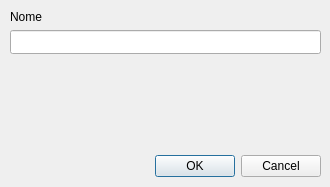
First picture: the form in dialogs/point.ui, repository cragapito/qtkamal, before the edit.
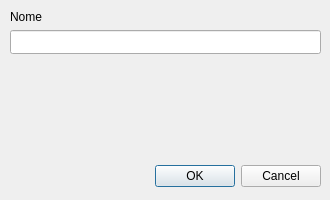
Second picture: the form after the edit. Icons and pictures are not drawn. Custom widgets are drawn as their Qt base class.

Patch:
```diff
--- a/dialogs/point.ui
+++ b/dialogs/point.ui
@@ -7,7 +7,7 @@
     <x>0</x>
     <y>0</y>
     <width>330</width>
-    <height>187</height>
+    <height>200</height>
    </rect>
   </property>
   <property name="sizePolicy">
@@ -19,13 +19,13 @@
   <property name="minimumSize">
    <size>
     <width>330</width>
-    <height>187</height>
+    <height>200</height>
    </size>
   </property>
   <property name="maximumSize">
    <size>
     <width>330</width>
-    <height>187</height>
+    <height>200</height>
    </size>
   </property>
   <property name="windowTitle">
@@ -39,7 +39,7 @@
    <property name="geometry">
     <rect>
      <x>-20</x>
-     <y>150</y>
+     <y>160</y>
      <width>341</width>
      <height>32</height>
     </rect>
@@ -80,7 +80,7 @@
      <x>10</x>
      <y>60</y>
      <width>310</width>
-     <height>80</height>
+     <height>85</height>
     </rect>
    </property>
    <property name="focusPolicy">
@@ -91,11 +91,17 @@
    <property name="geometry">
     <rect>
      <x>10</x>
-     <y>140</y>
+     <y>150</y>
      <width>40</width>
      <height>40</height>
     </rect>
    </property>
+   <property name="sizePolicy">
+    <sizepolicy hsizetype="Fixed" vsizetype="Fixed">
+     <horstretch>0</horstretch>
+     <verstretch>0</verstretch>
+    </sizepolicy>
+   </property>
    <property name="text">
     <string/>
    </property>
```
Left out of the diff: 6 changed lines with no effect on the pictures.
